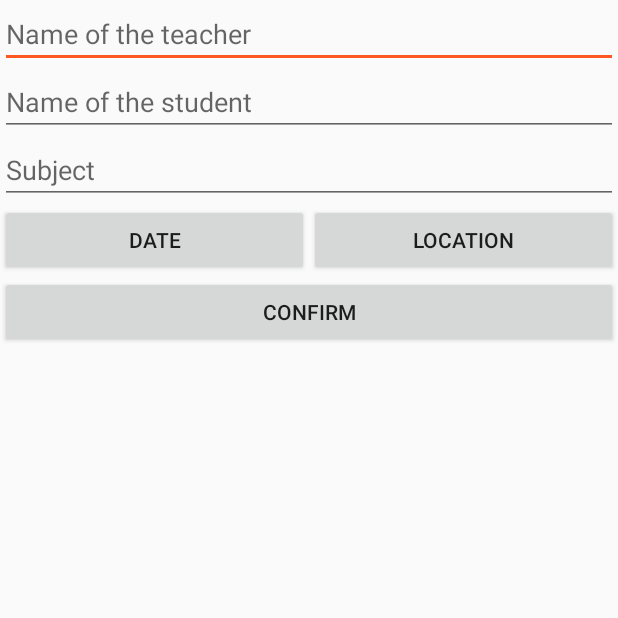
After one commit to S-Rey/Software-Engineering-Tutosaurus, an Android app: the CreateMeetingActivity screen opened directly, with no data from a screen before it, on a phone screen of 412 x 824 dp, the top half of it. The commit adds this screen. Run offline under Robolectric (Android 15) with nearby library versions, the phone set to English and light mode, and no system bars.

Commit message:
new activity to create a new meeting - layout implemented

```diff
--- a/app/src/main/AndroidManifest.xml
+++ b/app/src/main/AndroidManifest.xml
@@ -55,6 +55,11 @@
         <activity
             android:name=".ChatActivity">
         </activity>
+        <activity
+            android:name=".CreateMeetingActivity"
+            android:label="@string/app_name"
+            android:theme="@style/AppTheme.NoActionBar">
+        </activity>
     </application>
 
     <uses-permission android:name="android.permission.INTERNET" />
--- /dev/null
+++ b/app/src/main/java/ch/epfl/sweng/tutosaurus/CreateMeetingActivity.java
@@ -0,0 +1,22 @@
+package ch.epfl.sweng.tutosaurus;
+
+import android.content.Intent;
+import android.os.Bundle;
+import android.support.v7.app.AppCompatActivity;
+
+import ch.epfl.sweng.tutosaurus.model.User;
+
+/**
+ * Created by santo on 09/11/16.
+ */
+public class CreateMeetingActivity extends AppCompatActivity {
+
+    @Override
+    protected void onCreate(Bundle savedInstanceState) {
+        super.onCreate(savedInstanceState);
+        setContentView(R.layout.create_meeting);
+        Intent intent = getIntent();
+        //Bundle extras = intent.getExtras();
+    }
+
+}
--- a/app/src/main/java/ch/epfl/sweng/tutosaurus/LocationActivity.java
+++ b/app/src/main/java/ch/epfl/sweng/tutosaurus/LocationActivity.java
@@ -148,8 +148,6 @@ public class LocationActivity extends FragmentActivity implements
         }
         locationProvider.requestLocationUpdates(mGoogleApiClient, locationRequest, this);
         location = locationProvider.getLastLocation(mGoogleApiClient);
-        double longitude = location.getLongitude();
-        double latitude = location.getLatitude();
 
         mMap.addMarker(new MarkerOptions().position(locationMeeting).title("Marker in meeting location"));
         mMap.animateCamera(CameraUpdateFactory.newLatLngZoom(locationMeeting, 16.0f));
--- a/app/src/main/java/ch/epfl/sweng/tutosaurus/MeetingsFragment.java
+++ b/app/src/main/java/ch/epfl/sweng/tutosaurus/MeetingsFragment.java
@@ -3,6 +3,7 @@ package ch.epfl.sweng.tutosaurus;
 import android.app.Fragment;
 import android.content.ContentResolver;
 import android.content.ContentValues;
+import android.content.Intent;
 import android.content.SharedPreferences;
 import android.content.pm.PackageManager;
 import android.database.Cursor;
@@ -15,6 +16,7 @@ import android.support.v4.app.ActivityCompat;
 import android.view.LayoutInflater;
 import android.view.View;
 import android.view.ViewGroup;
+import android.widget.Button;
 import android.widget.ListView;
 
 import com.google.firebase.auth.FirebaseAuth;
@@ -58,6 +60,18 @@ public class MeetingsFragment extends Fragment {
         ref = ref.orderByChild("date");
         adapter = new MeetingAdapter(getActivity(), Meeting.class, R.layout.listview_meetings_row, ref);
         meetingList.setAdapter(adapter);
+
+        Button button = (Button) myView.findViewById(R.id.createMeetingButton);
+        button.setOnClickListener(new View.OnClickListener()
+        {
+            @Override
+            public void onClick(View v)
+            {
+                Intent intent = new Intent(myView.getContext(), CreateMeetingActivity.class);
+                myView.getContext().startActivity(intent);
+
+            }
+        });
 
 
 
--- a/app/src/main/java/ch/epfl/sweng/tutosaurus/SettingsFragment.java
+++ b/app/src/main/java/ch/epfl/sweng/tutosaurus/SettingsFragment.java
@@ -20,6 +20,7 @@ import android.view.View;
 import android.widget.ListView;
 import android.widget.Toast;
 
+import com.google.firebase.auth.FirebaseAuth;
 import com.google.firebase.database.DataSnapshot;
 import com.google.firebase.database.DatabaseError;
 import com.google.firebase.database.DatabaseReference;
@@ -42,6 +43,7 @@ public class SettingsFragment extends PreferenceFragment implements SharedPrefer
     // The indices for the projection array above.
     private static final int PROJECTION_ID_INDEX = 0;
     DatabaseHelper dbh = DatabaseHelper.getInstance();
+    private String currentUser = FirebaseAuth.getInstance().getCurrentUser().getUid();;
 
     @RequiresApi(api = Build.VERSION_CODES.M)
     @Override
@@ -92,7 +94,7 @@ public class SettingsFragment extends PreferenceFragment implements SharedPrefer
 
     private void synchronizeCalendar() {
         DatabaseReference ref = dbh.getReference();
-        ref.child("meetingsPerUser/456892").addValueEventListener(new ValueEventListener() {
+        ref.child("meetingsPerUser/" + currentUser).addValueEventListener(new ValueEventListener() {
             @Override
             public void onDataChange(DataSnapshot snapshot) {
                 CheckBoxPreference calendar = (CheckBoxPreference) findPreference("checkbox_preference_calendar");
--- /dev/null
+++ b/app/src/main/res/layout/create_meeting.xml
@@ -0,0 +1,58 @@
+<?xml version="1.0" encoding="utf-8"?>
+<LinearLayout
+    xmlns:android="http://schemas.android.com/apk/res/android"
+    android:orientation="vertical"
+    android:layout_width="match_parent"
+    android:layout_height="wrap_content">
+
+    <EditText
+        android:id="@+id/teacherName"
+        android:layout_width="match_parent"
+        android:layout_height="0dp"
+        android:hint="Name of the teacher"
+        android:layout_weight="1"/>
+
+    <EditText
+        android:id="@+id/studentName"
+        android:layout_width="match_parent"
+        android:layout_height="0dp"
+        android:hint="Name of the student"
+        android:layout_weight="1"/>
+
+    <EditText
+        android:id="@+id/subject"
+        android:layout_width="match_parent"
+        android:layout_height="0dp"
+        android:hint="Subject"
+        android:layout_weight="1"/>
+
+    <LinearLayout
+        android:layout_width="match_parent"
+        android:layout_height="wrap_content"
+        android:orientation="horizontal">
+
+        <Button
+            android:id="@+id/setDateButton"
+            android:text="Date"
+            android:layout_width="0dp"
+            android:layout_height="match_parent"
+            android:layout_weight="1"/>
+
+        <Button
+            android:id="@+id/setLocationButton"
+            android:text="Location"
+            android:layout_width="0dp"
+            android:layout_height="match_parent"
+            android:layout_weight="1"/>
+
+    </LinearLayout>
+
+    <Button
+        android:id="@+id/confirmMeeting"
+        android:text="Confirm"
+        android:layout_width="match_parent"
+        android:layout_height="wrap_content"
+        android:layout_gravity="bottom"/>
+
+
+</LinearLayout>
--- a/app/src/main/res/layout/meetings_layout.xml
+++ b/app/src/main/res/layout/meetings_layout.xml
@@ -7,7 +7,15 @@
 
     <ListView
         android:layout_width="match_parent"
-        android:layout_height="match_parent"
+        android:layout_height="wrap_content"
         android:id="@+id/meetingList"/>
 
+    <Button
+        android:id="@+id/createMeetingButton"
+        android:text="Create new meeting"
+        android:layout_width="match_parent"
+        android:layout_height="wrap_content"
+        android:onClick="createMeeting"/>
+
+
 </LinearLayout>
```
